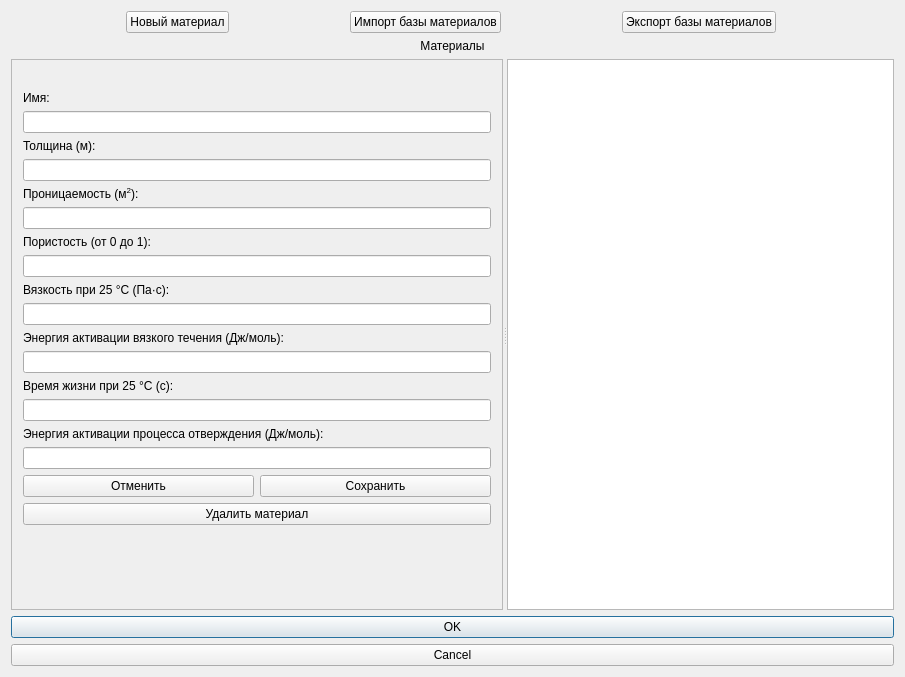
Old version of the form src/VWindowMaterials.ui in the repository travenos/vari.
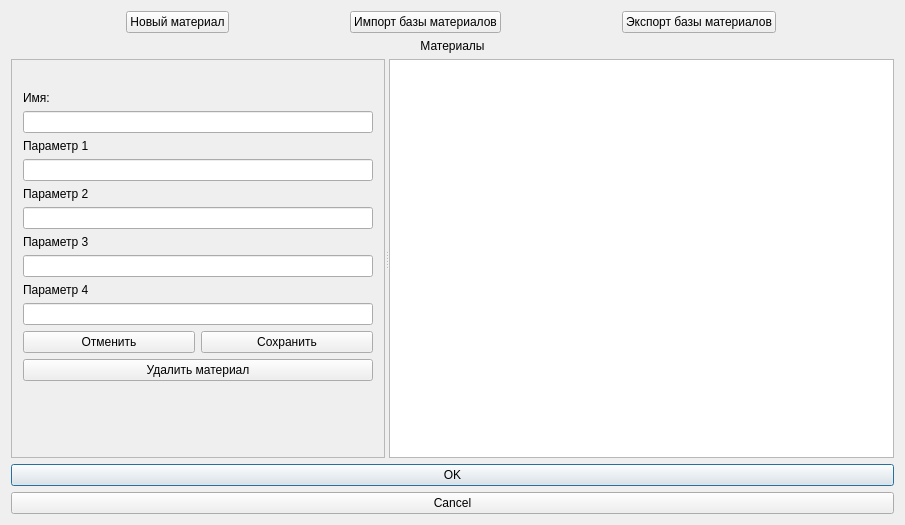
New version of the form.

The edit to the form file:
```diff
--- a/src/VWindowMaterials.ui
+++ b/src/VWindowMaterials.ui
@@ -10,7 +10,7 @@
     <x>0</x>
     <y>0</y>
     <width>905</width>
-    <height>677</height>
+    <height>525</height>
    </rect>
   </property>
   <property name="windowTitle">
@@ -144,7 +144,7 @@
            </sizepolicy>
           </property>
           <property name="text">
-           <string>Толщина (м):</string>
+           <string>Параметр 1</string>
           </property>
          </widget>
         </item>
@@ -170,7 +170,7 @@
            </sizepolicy>
           </property>
           <property name="text">
-           <string>&lt;html&gt;&lt;head/&gt;&lt;body&gt;&lt;p&gt;Проницаемость (м&lt;span style=&quot; vertical-align:super;&quot;&gt;2&lt;/span&gt;):&lt;/p&gt;&lt;/body&gt;&lt;/html&gt;</string>
+           <string>Параметр 2</string>
           </property>
          </widget>
         </item>
@@ -188,7 +188,21 @@
          </widget>
         </item>
         <item>
-         <widget class="QLabel" name="porosityLabel">
+         <widget class="QLabel" name="param3Label">
+          <property name="text">
+           <string>Параметр 3</string>
+          </property>
+         </widget>
+        </item>
+        <item>
+         <widget class="QLineEdit" name="param3Edit">
+          <property name="inputMethodHints">
+           <set>Qt::ImhFormattedNumbersOnly</set>
+          </property>
+         </widget>
+        </item>
+        <item>
+         <widget class="QLabel" name="param4Label">
           <property name="sizePolicy">
            <sizepolicy hsizetype="Preferred" vsizetype="Fixed">
             <horstretch>0</horstretch>
@@ -196,7 +210,7 @@
            </sizepolicy>
           </property>
           <property name="text">
-           <string>Пористость (от 0 до 1):</string>
+           <string>Параметр 4</string>
           </property>
          </widget>
         </item>
@@ -213,54 +227,6 @@
           </property>
          </widget>
         </item>
-        <item>
-         <widget class="QLabel" name="viscosityLabel">
-          <property name="text">
-           <string>Вязкость при 25 °C (Па·с):</string>
-          </property>
-         </widget>
-        </item>
-        <item>
-         <widget class="QLineEdit" name="viscosityEdit">
-          <property name="inputMethodHints">
-           <set>Qt::ImhFormattedNumbersOnly</set>
-          </property>
-         </widget>
-        </item>
-        <item>
-         <widget class="QLabel" name="viscTempcoefLabel">
-          <property name="text">
-           <string>Энергия активации вязкого течения (Дж/моль):</string>
-          </property>
-         </widget>
-        </item>
-        <item>
-         <widget class="QLineEdit" name="viscTempcoefEdit">
-          <property name="inputMethodHints">
-           <set>Qt::ImhFormattedNumbersOnly</set>
-          </property>
-         </widget>
-        </item>
-        <item>
-         <widget class="QLabel" name="lifetimeLabel">
-          <property name="text">
-           <string>Время жизни при 25 °C (с):</string>
-          </property>
-         </widget>
-        </item>
-        <item>
-         <widget class="QLineEdit" name="lifetimeEdit"/>
-        </item>
-        <item>
-         <widget class="QLabel" name="lifetimeTempcoefLabel">
-          <property name="text">
-           <string>Энергия активации процесса отверждения (Дж/моль):</string>
-          </property>
-         </widget>
-        </item>
-        <item>
-         <widget class="QLineEdit" name="lifetimeTempcoefEdit"/>
-        </item>
         <item>
          <layout class="QHBoxLayout" name="saveRefreshHorizontalLayout">
           <property name="sizeConstraint">
```
Left out of the diff: 76 changed lines with no effect on the pictures.
